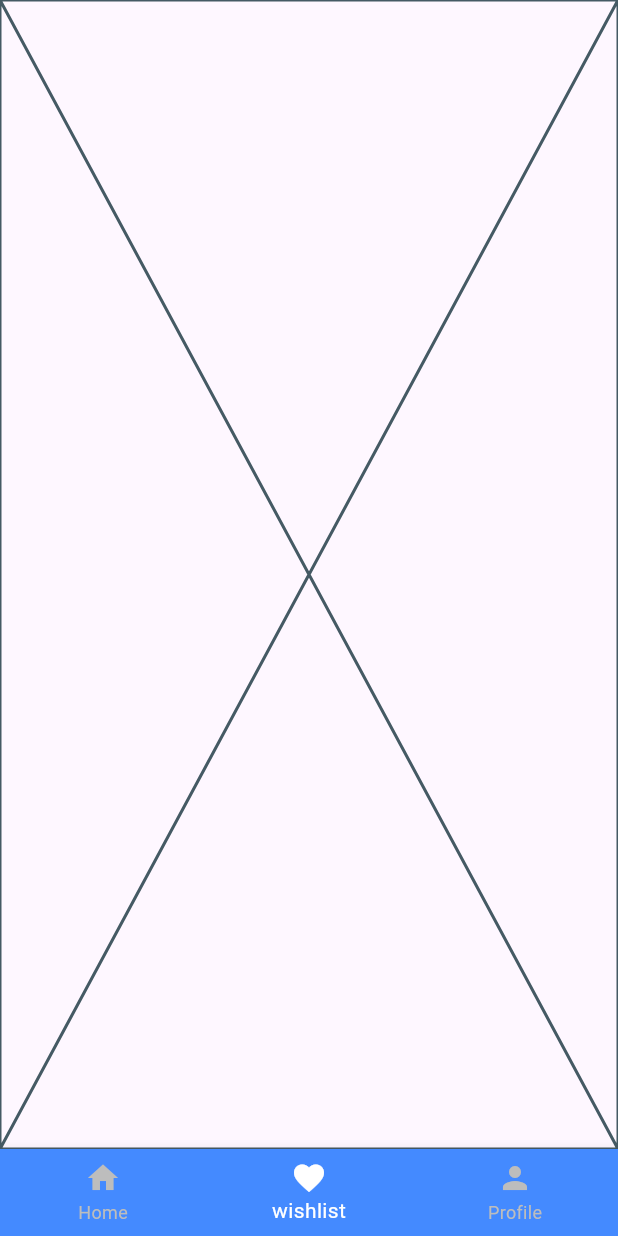
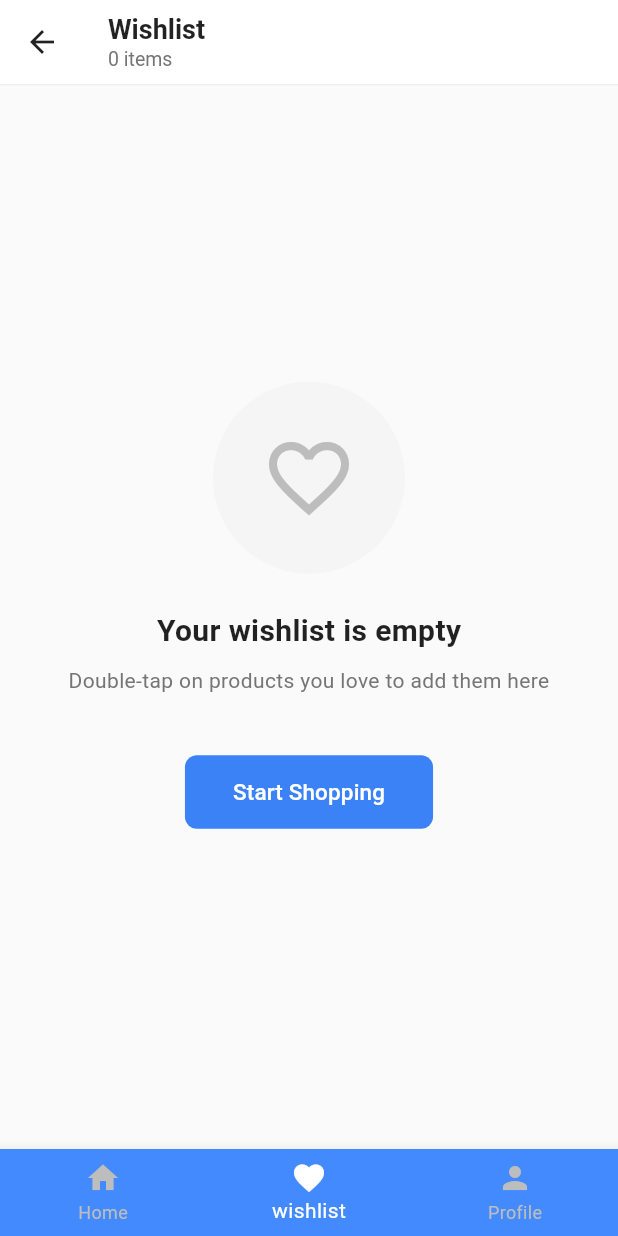
Before and after one commit to Sujal-neupane/tapto, a Flutter app: the BottomNav screen opened directly, item 2 of the bottom bar chosen, on a phone screen of 412 x 824 dp. Run offline on Flutter 3.47's test engine with Material 3 defaults, Android fonts, the phone set to English and light mode, and no system bars.

Commit message:
made the ui for the wishlist Screen

```diff
--- a/lib/app.dart
+++ b/lib/app.dart
@@ -1,9 +1,10 @@
 import 'package:flutter/material.dart';
-import 'package:tapto/screens/dashboard_screen.dart';
-import 'package:tapto/screens/onboarding_screen.dart';
-import 'package:tapto/screens/signp_screen.dart';
-import 'package:tapto/screens/splash_screen.dart';
-import 'package:tapto/screens/login_screen.dart';
+import 'package:tapto/screens/wish_list_screen.dart';
+// import 'package:tapto/screens/dashboard_screen.dart';
+// import 'package:tapto/screens/onboarding_screen.dart';
+// import 'package:tapto/screens/signp_screen.dart';
+// import 'package:tapto/screens/splash_screen.dart';
+// import 'package:tapto/screens/login_screen.dart';
 
 class MyApp extends StatelessWidget {
   const MyApp({super.key});
@@ -14,14 +15,15 @@
       title: 'Tapto',
       theme: ThemeData(primarySwatch: Colors.blue),
       debugShowCheckedModeBanner: false,
-      initialRoute: '/',
-      routes: {
-        '/': (context) => const SplashScreen(),
-        '/login': (context) => const LoginScreen(),
-        '/signup': (context) => const SignupScreen(),
-        '/dashboard': (context) => const DashboardScreen(),
-        '/onboarding': (context) => const OnboardingScreen(),
-      },
+      home: const WishlistScreen(),
+      // initialRoute: 'WishListScreen',
+      // routes: {
+      //   '/': (context) => const SplashScreen(),
+      //   '/login': (context) => const LoginScreen(),
+      //   '/signup': (context) => const SignupScreen(),
+      //   '/dashboard': (context) => const DashboardScreen(),
+      //   '/onboarding': (context) => const OnboardingScreen(),
+      // },
     );
   }
 }
--- a/lib/navigation/bottom_nav.dart
+++ b/lib/navigation/bottom_nav.dart
@@ -15,7 +15,7 @@
 
   List<Widget> lstBottomScreen = [
     HomeScreen(),
-    WishListScreen(),
+    WishlistScreen(),
     ProfileScreen(),
   ];
   @override
--- a/lib/screens/wish_list_screen.dart
+++ b/lib/screens/wish_list_screen.dart
@@ -1,10 +1,104 @@
 import 'package:flutter/material.dart';
 
-class WishListScreen extends StatelessWidget {
-  const WishListScreen({super.key});
+class WishlistScreen extends StatelessWidget {
+  const WishlistScreen({super.key});
 
   @override
   Widget build(BuildContext context) {
-    return const Placeholder();
+    return Scaffold(
+      backgroundColor: Colors.grey[50],
+      appBar: AppBar(
+        backgroundColor: Colors.white,
+        elevation: 0,
+        leading: IconButton(
+          icon: const Icon(Icons.arrow_back, color: Colors.black87),
+          onPressed: () => Navigator.pop(context),
+        ),
+        title: Column(
+          crossAxisAlignment: CrossAxisAlignment.start,
+          children: [
+            const Text(
+              'Wishlist',
+              style: TextStyle(
+                color: Colors.black87,
+                fontSize: 18,
+                fontWeight: FontWeight.w600,
+              ),
+            ),
+            Text(
+              '0 items',
+              style: TextStyle(
+                color: Colors.grey[600],
+                fontSize: 13,
+                fontWeight: FontWeight.normal,
+              ),
+            ),
+          ],
+        ),
+        bottom: PreferredSize(
+          preferredSize: const Size.fromHeight(1),
+          child: Container(color: Colors.grey[200], height: 1),
+        ),
+      ),
+      body: Center(
+        child: Padding(
+          padding: const EdgeInsets.symmetric(horizontal: 24.0),
+          child: Column(
+            mainAxisAlignment: MainAxisAlignment.center,
+            children: [
+              Container(
+                width: 128,
+                height: 128,
+                decoration: BoxDecoration(
+                  color: Colors.grey[100],
+                  shape: BoxShape.circle,
+                ),
+                child: Icon(
+                  Icons.favorite_border,
+                  size: 64,
+                  color: Colors.grey[400],
+                ),
+              ),
+              const SizedBox(height: 24),
+              const Text(
+                'Your wishlist is empty',
+                style: TextStyle(
+                  fontSize: 20,
+                  fontWeight: FontWeight.w600,
+                  color: Colors.black87,
+                ),
+              ),
+              const SizedBox(height: 8),
+              Text(
+                'Double-tap on products you love to add them here',
+                textAlign: TextAlign.center,
+                style: TextStyle(fontSize: 14, color: Colors.grey[600]),
+              ),
+              const SizedBox(height: 40),
+              ElevatedButton(
+                onPressed: () {},
+                style: ElevatedButton.styleFrom(
+                  backgroundColor: const Color(0xFF3B82F6),
+                  foregroundColor: Colors.white,
+                  padding: const EdgeInsets.symmetric(
+                    horizontal: 32,
+                    vertical: 14,
+                  ),
+                  shape: RoundedRectangleBorder(
+                    borderRadius: BorderRadius.circular(8),
+                  ),
+                  elevation: 0,
+                ),
+                child: const Text(
+                  'Start Shopping',
+                  style: TextStyle(fontSize: 15, fontWeight: FontWeight.w500),
+                ),
+              ),
+              const SizedBox(height: 16),
+            ],
+          ),
+        ),
+      ),
+    );
   }
 }
```
